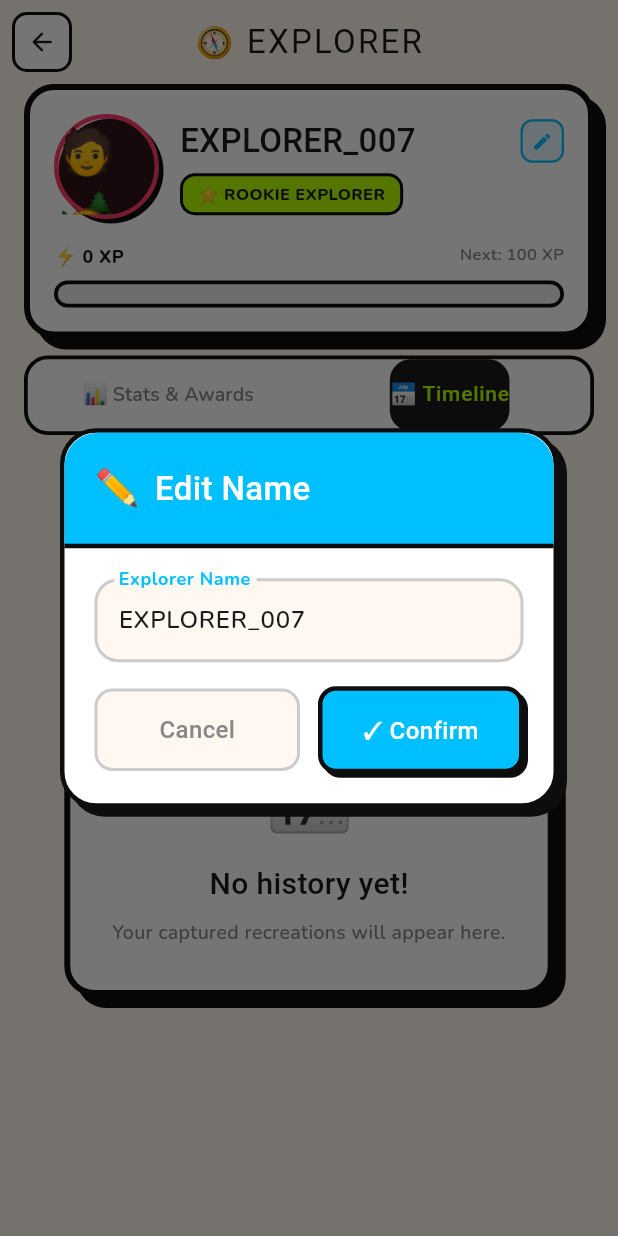
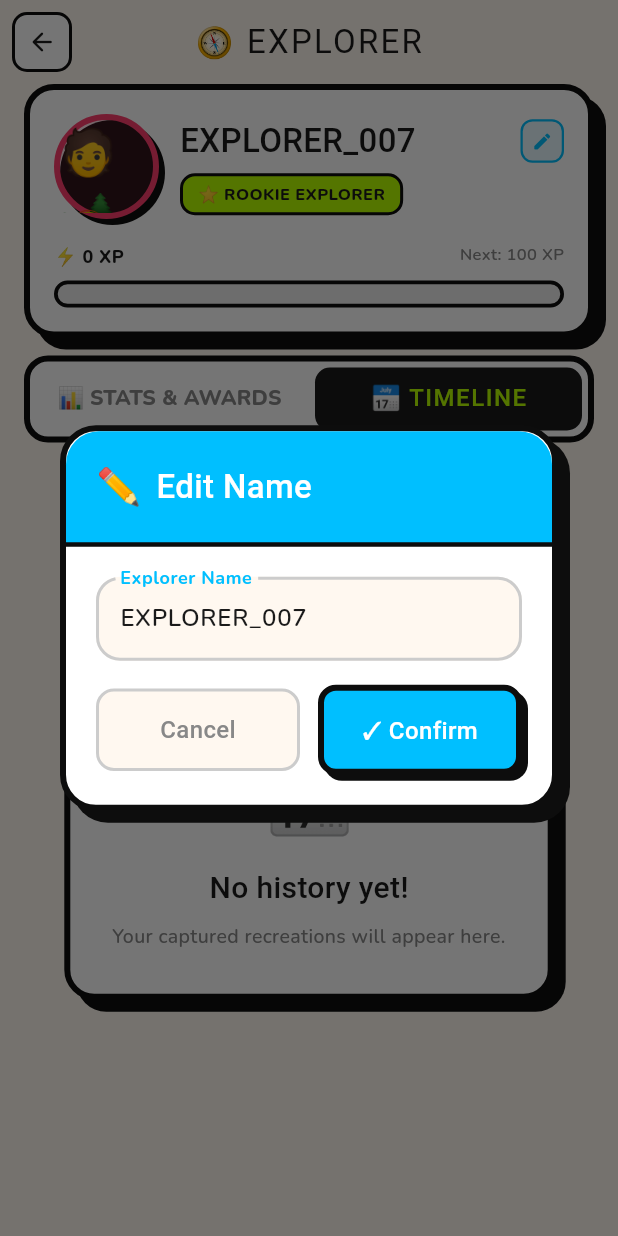
Before and after one commit to Piyush-031005/Reshot, a Flutter app: the ProfileScreen screen opened directly, tab 2 chosen, after a tap on the "edit" icon, on a phone screen of 412 x 824 dp. Run offline on Flutter 3.47's test engine with Material 3 defaults, Android fonts, the phone set to English and light mode, and no system bars; our stand-ins replace camera, cloud_firestore, connectivity_plus, firebase_auth, firebase_core, geolocator and 6 more; accounts and stored records are empty; network calls fail; Roboto replaces fonts that are missing (Boogaloo).

Commit message:
Commit 22: Update ProfileScreen UI with Neo-Brutalist elements and fix TabBar clipping

```diff
--- a/lib/screens/profile_screen.dart
+++ b/lib/screens/profile_screen.dart
@@ -129,11 +129,11 @@
           decoration: BoxDecoration(
             color: CyberTheme.cardWhite,
             borderRadius: BorderRadius.circular(24),
-            border: Border.all(color: CyberTheme.outlineBlack, width: 3),
+            border: Border.all(color: CyberTheme.outlineBlack, width: 4),
             boxShadow: const [
               BoxShadow(
                 color: CyberTheme.outlineBlack,
-                offset: Offset(6, 6),
+                offset: Offset(8, 8),
                 blurRadius: 0,
               ),
             ],
@@ -230,11 +230,11 @@
                               decoration: BoxDecoration(
                                 color: CyberTheme.electricBlue,
                                 borderRadius: BorderRadius.circular(12),
-                                border: Border.all(color: CyberTheme.outlineBlack, width: 3),
+                                border: Border.all(color: CyberTheme.outlineBlack, width: 4),
                                 boxShadow: const [
                                   BoxShadow(
                                     color: CyberTheme.outlineBlack,
-                                    offset: Offset(3, 3),
+                                    offset: Offset(4, 4),
                                     blurRadius: 0,
                                   ),
                                 ],
@@ -378,11 +378,11 @@
                               decoration: BoxDecoration(
                                 color: CyberTheme.hotPink.withValues(alpha: 0.15),
                                 shape: BoxShape.circle,
-                                border: Border.all(color: CyberTheme.hotPink, width: 3),
+                                border: Border.all(color: CyberTheme.hotPink, width: 4),
                                 boxShadow: const [
                                   BoxShadow(
                                     color: CyberTheme.outlineBlack,
-                                    offset: Offset(3, 3),
+                                    offset: Offset(4, 4),
                                     blurRadius: 0,
                                   ),
                                 ],
@@ -530,23 +530,25 @@
                 decoration: BoxDecoration(
                   color: CyberTheme.cardWhite,
                   borderRadius: BorderRadius.circular(16),
-                  border: Border.all(color: CyberTheme.outlineBlack, width: 2.5),
+                  border: Border.all(color: CyberTheme.outlineBlack, width: 4),
                 ),
                 child: TabBar(
                   controller: _tabController,
                   indicator: BoxDecoration(
                     color: CyberTheme.inkBlack,
-                    borderRadius: BorderRadius.circular(14),
+                    borderRadius: BorderRadius.circular(10),
                   ),
+                  indicatorSize: TabBarIndicatorSize.tab,
+                  indicatorPadding: const EdgeInsets.all(4),
                   labelColor: CyberTheme.limeGreen,
                   unselectedLabelColor: const Color(0xFF888888),
-                  labelStyle: GoogleFonts.boogaloo(fontSize: 14, letterSpacing: 0.5),
+                  labelStyle: GoogleFonts.boogaloo(fontSize: 16, letterSpacing: 1),
                   unselectedLabelStyle: GoogleFonts.nunito(
-                      fontSize: 13, fontWeight: FontWeight.w600),
+                      fontSize: 14, fontWeight: FontWeight.w800),
                   dividerColor: Colors.transparent,
                   tabs: const [
-                    Tab(text: '📊 Stats & Awards'),
-                    Tab(text: '📅 Timeline'),
+                    Tab(height: 48, text: '📊 STATS & AWARDS'),
+                    Tab(height: 48, text: '📅 TIMELINE'),
                   ],
                 ),
               ),
```
